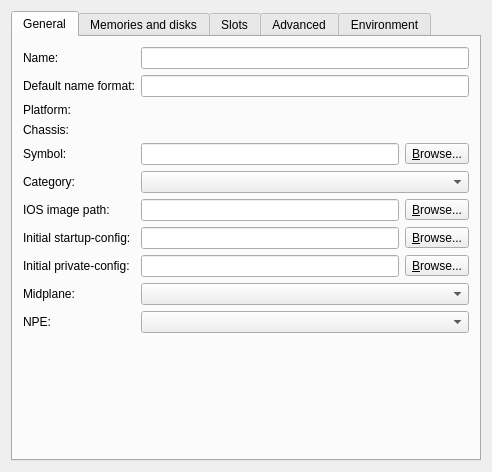
Before: the Qt Designer form gns3/modules/dynamips/ui/ios_router_configuration_page.ui in GNS3/gns3-gui, drawn with Qt 5.
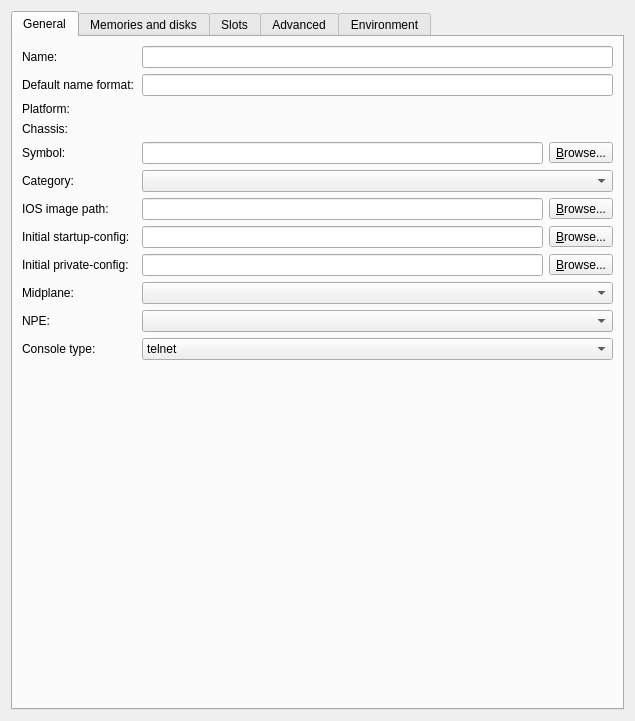
After: the same form once the commit is applied.

Commit message: Support for console type "none" for all VMs. Fixes #2452.

```diff
--- a/gns3/modules/dynamips/ui/ios_router_configuration_page.ui
+++ b/gns3/modules/dynamips/ui/ios_router_configuration_page.ui
@@ -6,8 +6,8 @@
    <rect>
     <x>0</x>
     <y>0</y>
-    <width>492</width>
-    <height>472</height>
+    <width>635</width>
+    <height>721</height>
    </rect>
   </property>
   <property name="windowTitle">
@@ -24,63 +24,68 @@
        <string>General</string>
       </attribute>
       <layout class="QGridLayout" name="gridLayout_2">
-       <property name="margin">
-        <number>10</number>
-       </property>
-       <item row="15" column="1">
-        <spacer>
-         <property name="orientation">
-          <enum>Qt::Vertical</enum>
+       <item row="0" column="0">
+        <widget class="QLabel" name="uiNameLabel">
+         <property name="text">
+          <string>Name:</string>
          </property>
-         <property name="sizeHint" stdset="0">
-          <size>
-           <width>263</width>
-           <height>151</height>
-          </size>
-         </property>
-        </spacer>
+        </widget>
        </item>
-       <item row="10" column="1">
-        <layout class="QHBoxLayout" name="horizontalLayout_6">
-         <item>
-          <widget class="QLineEdit" name="uiPrivateConfigLineEdit"/>
-         </item>
-         <item>
-          <widget class="QToolButton" name="uiPrivateConfigToolButton">
-           <property name="text">
-            <string>&amp;Browse...</string>
-           </property>
-           <property name="toolButtonStyle">
-            <enum>Qt::ToolButtonTextOnly</enum>
-           </property>
-          </widget>
-         </item>
-        </layout>
-       </item>
-       <item row="0" column="1">
+       <item row="0" column="2">
         <widget class="QLineEdit" name="uiNameLineEdit"/>
        </item>
-       <item row="4" column="1">
+       <item row="1" column="0" colspan="2">
+        <widget class="QLabel" name="uiDefaultNameFormatLabel">
+         <property name="text">
+          <string>Default name format:</string>
+         </property>
+        </widget>
+       </item>
+       <item row="1" column="2">
+        <widget class="QLineEdit" name="uiDefaultNameFormatLineEdit"/>
+       </item>
+       <item row="2" column="0">
+        <widget class="QLabel" name="uiPlatformLabel">
+         <property name="text">
+          <string>Platform:</string>
+         </property>
+        </widget>
+       </item>
+       <item row="2" column="2">
+        <widget class="QLabel" name="uiPlatformTextLabel">
+         <property name="text">
+          <string/>
+         </property>
+        </widget>
+       </item>
+       <item row="3" column="0">
+        <widget class="QLabel" name="uiChassisLabel">
+         <property name="text">
+          <string>Chassis:</string>
+         </property>
+        </widget>
+       </item>
+       <item row="3" column="2">
         <widget class="QLabel" name="uiChassisTextLabel">
          <property name="text">
           <string/>
          </property>
         </widget>
        </item>
-       <item row="5" column="0">
+       <item row="4" column="0">
         <widget class="QLabel" name="uiSymbolLabel">
          <property name="text">
           <string>Symbol:</string>
          </property>
         </widget>
        </item>
-       <item row="9" column="1">
-        <layout class="QHBoxLayout" name="horizontalLayout_4">
+       <item row="4" column="2">
+        <layout class="QHBoxLayout" name="horizontalLayout_7">
          <item>
-          <widget class="QLineEdit" name="uiStartupConfigLineEdit"/>
+          <widget class="QLineEdit" name="uiSymbolLineEdit"/>
          </item>
          <item>
-          <widget class="QToolButton" name="uiStartupConfigToolButton">
+          <widget class="QToolButton" name="uiSymbolToolButton">
            <property name="text">
             <string>&amp;Browse...</string>
            </property>
@@ -91,14 +96,24 @@
          </item>
         </layout>
        </item>
-       <item row="3" column="0">
-        <widget class="QLabel" name="uiPlatformLabel">
+       <item row="5" column="0">
+        <widget class="QLabel" name="uiCategoryLabel">
          <property name="text">
-          <string>Platform:</string>
+          <string>Category:</string>
          </property>
         </widget>
        </item>
-       <item row="8" column="1">
+       <item row="5" column="2">
+        <widget class="QComboBox" name="uiCategoryComboBox"/>
+       </item>
+       <item row="6" column="0">
+        <widget class="QLabel" name="uiIOSImageLabel">
+         <property name="text">
+          <string>IOS image path:</string>
+         </property>
+        </widget>
+       </item>
+       <item row="6" column="2">
         <layout class="QHBoxLayout" name="horizontalLayout_5">
          <item>
           <widget class="QLineEdit" name="uiIOSImageLineEdit"/>
@@ -115,125 +130,128 @@
          </item>
         </layout>
        </item>
-       <item row="0" column="0">
-        <widget class="QLabel" name="uiNameLabel">
+       <item row="7" column="0">
+        <widget class="QLabel" name="uiStartupConfigLabel">
          <property name="text">
-          <string>Name:</string>
+          <string>Initial startup-config:</string>
          </property>
         </widget>
        </item>
-       <item row="10" column="0">
+       <item row="7" column="2">
+        <layout class="QHBoxLayout" name="horizontalLayout_4">
+         <item>
+          <widget class="QLineEdit" name="uiStartupConfigLineEdit"/>
+         </item>
+         <item>
+          <widget class="QToolButton" name="uiStartupConfigToolButton">
+           <property name="text">
+            <string>&amp;Browse...</string>
+           </property>
+           <property name="toolButtonStyle">
+            <enum>Qt::ToolButtonTextOnly</enum>
+           </property>
+          </widget>
+         </item>
+        </layout>
+       </item>
+       <item row="8" column="0">
         <widget class="QLabel" name="uiPrivateConfigLabel">
          <property name="text">
           <string>Initial private-config:</string>
          </property>
         </widget>
        </item>
+       <item row="8" column="2">
+        <layout class="QHBoxLayout" name="horizontalLayout_6">
+         <item>
+          <widget class="QLineEdit" name="uiPrivateConfigLineEdit"/>
+         </item>
+         <item>
+          <widget class="QToolButton" name="uiPrivateConfigToolButton">
+           <property name="text">
+            <string>&amp;Browse...</string>
+           </property>
+           <property name="toolButtonStyle">
+            <enum>Qt::ToolButtonTextOnly</enum>
+           </property>
+          </widget>
+         </item>
+        </layout>
+       </item>
        <item row="9" column="0">
-        <widget class="QLabel" name="uiStartupConfigLabel">
-         <property name="text">
-          <string>Initial startup-config:</string>
-         </property>
-        </widget>
-       </item>
-       <item row="3" column="1">
-        <widget class="QLabel" name="uiPlatformTextLabel">
-         <property name="text">
-          <string/>
-         </property>
-        </widget>
-       </item>
-       <item row="6" column="0">
-        <widget class="QLabel" name="uiCategoryLabel">
-         <property name="text">
-          <string>Category:</string>
-         </property>
-        </widget>
-       </item>
-       <item row="5" column="1">
-        <layout class="QHBoxLayout" name="horizontalLayout_7">
-         <item>
-          <widget class="QLineEdit" name="uiSymbolLineEdit"/>
-         </item>
-         <item>
-          <widget class="QToolButton" name="uiSymbolToolButton">
-           <property name="text">
-            <string>&amp;Browse...</string>
-           </property>
-           <property name="toolButtonStyle">
-            <enum>Qt::ToolButtonTextOnly</enum>
-           </property>
-          </widget>
-         </item>
-        </layout>
-       </item>
-       <item row="4" column="0">
-        <widget class="QLabel" name="uiChassisLabel">
-         <property name="text">
-          <string>Chassis:</string>
-         </property>
-        </widget>
-       </item>
-       <item row="14" column="1">
-        <widget class="QComboBox" name="uiNPEComboBox">
-         <property name="enabled">
-          <bool>true</bool>
-         </property>
-         <property name="sizePolicy">
-          <sizepolicy hsizetype="Expanding" vsizetype="Fixed">
-           <horstretch>0</horstretch>
-           <verstretch>0</verstretch>
-          </sizepolicy>
-         </property>
-        </widget>
-       </item>
-       <item row="13" column="1">
-        <widget class="QComboBox" name="uiMidplaneComboBox">
-         <property name="enabled">
-          <bool>true</bool>
-         </property>
-         <property name="sizePolicy">
-          <sizepolicy hsizetype="Expanding" vsizetype="Fixed">
-           <horstretch>0</horstretch>
-           <verstretch>0</verstretch>
-          </sizepolicy>
-         </property>
-        </widget>
-       </item>
-       <item row="13" column="0">
         <widget class="QLabel" name="uiMidplaneLabel">
          <property name="text">
           <string>Midplane:</string>
          </property>
         </widget>
        </item>
-       <item row="8" column="0">
-        <widget class="QLabel" name="uiIOSImageLabel">
-         <property name="text">
-          <string>IOS image path:</string>
+       <item row="9" column="2">
+        <widget class="QComboBox" name="uiMidplaneComboBox">
+         <property name="enabled">
+          <bool>true</bool>
+         </property>
+         <property name="sizePolicy">
+          <sizepolicy hsizetype="Expanding" vsizetype="Fixed">
+           <horstretch>0</horstretch>
+           <verstretch>0</verstretch>
+          </sizepolicy>
          </property>
         </widget>
        </item>
-       <item row="6" column="1">
-        <widget class="QComboBox" name="uiCategoryComboBox"/>
-       </item>
-       <item row="14" column="0">
+       <item row="10" column="0">
         <widget class="QLabel" name="uiNPELabel">
          <property name="text">
           <string>NPE:</string>
          </property>
         </widget>
        </item>
-       <item row="1" column="1">
-        <widget class="QLineEdit" name="uiDefaultNameFormatLineEdit"/>
+       <item row="10" column="2">
+        <widget class="QComboBox" name="uiNPEComboBox">
+         <property name="enabled">
+          <bool>true</bool>
+         </property>
+         <property name="sizePolicy">
+          <sizepolicy hsizetype="Expanding" vsizetype="Fixed">
+           <horstretch>0</horstretch>
+           <verstretch>0</verstretch>
+          </sizepolicy>
+         </property>
+        </widget>
        </item>
-       <item row="1" column="0">
-        <widget class="QLabel" name="uiDefaultNameFormatLabel">
+       <item row="11" column="0">
+        <widget class="QLabel" name="uiConsoleTypeLabel">
          <property name="text">
-          <string>Default name format:</string>
+          <string>Console type:</string>
          </property>
         </widget>
        </item>
+       <item row="12" column="1" colspan="2">
+        <spacer>
+         <property name="orientation">
+          <enum>Qt::Vertical</enum>
+         </property>
+         <property name="sizeHint" stdset="0">
+          <size>
+           <width>263</width>
+           <height>151</height>
+          </size>
+         </property>
+        </spacer>
+       </item>
+       <item row="11" column="2">
+        <widget class="QComboBox" name="uiConsoleTypeComboBox">
+         <item>
+          <property name="text">
+           <string>telnet</string>
+          </property>
+         </item>
+         <item>
+          <property name="text">
+           <string>none</string>
+          </property>
+         </item>
+        </widget>
+       </item>
       </layout>
      </widget>
      <widget class="QWidget" name="uiMemoriesPageWidget">
```
The commit also changes 38 other files.
